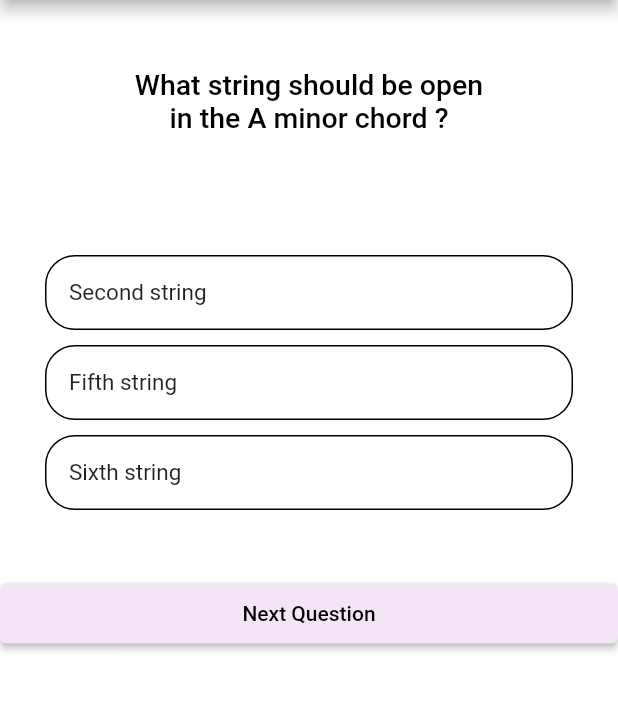
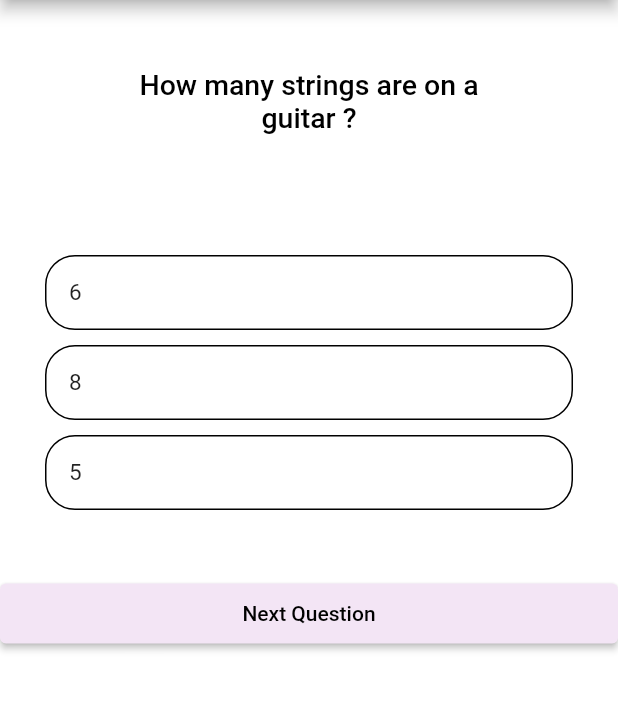
Before and after one commit to Ghoffff/quiz2, a Flutter app: the screen it shows after launch, on a phone screen of 412 x 824 dp, the part 84-794 px from its top. Run offline on Flutter 3.47's test engine with Material 2 defaults, Android fonts, the phone set to English and light mode, and no system bars.

Commit message:
Update home.dart

```diff
--- a/lib/home.dart
+++ b/lib/home.dart
@@ -90,7 +90,6 @@ class _HomeState extends State<Home> {
                 if (_scoreTracker.length > 0) ..._scoreTracker
               ],
             ),
-
             (_questions[_questionIndex]['question']=='What chord is this ?')?
             Container(
               width: double.infinity,
@@ -114,41 +113,12 @@ class _HomeState extends State<Home> {
                 ),
                   SizedBox(height: 10,),
 
-                      SizedBox(height:200,width: 200,child: Image.asset("assets/images/Question2.png"),)
+                  SizedBox(height:200,width: 200,child: Image.asset("assets/images/EM.png"),)
                 ],
               )
 
                   ),
-            ):
-            (_questions[_questionIndex]['question']=='This chord is ?')?
-            Container(
-              width: double.infinity,
-              height: 220.0,
-              margin: EdgeInsets.only(bottom: 10.0, left: 30.0, right: 30.0),
-              padding: EdgeInsets.symmetric(horizontal: 50.0, vertical: 20.0),
-              decoration: BoxDecoration(
-                color: Colors.transparent,
-                borderRadius: BorderRadius.circular(10.0),
-              ),
-              child: Center(
-                  child:Column(
-                    children: [Text(
-                      _questions[_questionIndex]['question'],
-                      textAlign: TextAlign.center,
-                      style: TextStyle(
-                        fontSize: 19.0,
-                        color: Colors.black,
-                        fontWeight: FontWeight.w500,
-                      ),
-                    ),
-                      SizedBox(height: 10,),
-                      SizedBox(height:140,width: 140,child: Image.asset("assets/images/Question5.png"),)
-                    ],
-                  )
-
-              ),
-            ):
-            Container(
+                  ):Container(
                 width: double.infinity,
                 height: 130.0,
                 margin: EdgeInsets.only(bottom: 10.0, left: 30.0, right: 30.0),
@@ -188,7 +158,7 @@ class _HomeState extends State<Home> {
                 () {
                   // if answer was already selected then nothing happens onTap
                   if (answerWasSelected) {
-                    return null;
+                    return;
                   }
                   //answer is being selected
                   _questionAnswered(answer['score']);
@@ -196,6 +166,7 @@ class _HomeState extends State<Home> {
               ),
             ),
             SizedBox(height: 40.0),
+
             ElevatedButton(
               style: ElevatedButton.styleFrom(
                 minimumSize: Size(double.infinity, 40.0),
@@ -227,7 +198,7 @@ class _HomeState extends State<Home> {
 
             if (endOfQuiz)
               Container(
-                height: 80,
+                height: 100,
                 width: double.infinity,
                 color: Colors.transparent,
                 child: Center(
@@ -255,44 +226,46 @@ class _HomeState extends State<Home> {
 
 final List<Map<String, dynamic>> _questions = const [
   {
-    'question': 'What string should be open in the A minor chord ?',
+    'question': 'How many strings are on a guitar ?',
     'answers': [
-      {'answerText': 'Second string', 'score': false},
-      {'answerText': 'Fifth string', 'score': true},
-      {'answerText': 'Sixth string', 'score': false},
+      {'answerText': '6', 'score': true},
+      {'answerText': '8', 'score': false},
+      {'answerText': '5', 'score': false},
+    ],
+  },
+  {
+    'question':
+        'What are the names of the guitar strings in standard tuning ?',
+        'answers': [
+      {'answerText': 'DADGAD', 'score': false},
+      {'answerText': 'EGDABE', 'score': false},
+      {'answerText': 'EADGBE', 'score': true},
+    ],
+  },
+  {
+    'question': 'What is the position of the A string ?',
+    'answers': [
+      {'answerText': '2', 'score': false},
+      {'answerText': '4', 'score': false},
+      {'answerText': '5', 'score': true},
     ],
   },
   {
     'question': 'What chord is this ?',
     'answers': [
-      {'answerText': 'A minor chord', 'score': false},
-      {'answerText': 'A major chord', 'score': true},
-      {'answerText': 'D major chord', 'score': false},
+      {'answerText': 'A major chord', 'score': false},
+      {'answerText': 'E minor chord ', 'score': true},
+      {'answerText': 'E major chord', 'score': false},
     ],
   },
-  {
-    'question': 'What string(s) should be muted in a D major chord ?',
-    'answers': [
-      {'answerText': 'First and third strings', 'score': false},
-      {'answerText': 'Second string ', 'score': false},
-      {'answerText': 'First and second strings', 'score': true},
-    ],
-  },
-  {
-    'question': 'How many beats are there in a 4:4 signature bar ?',
-    'answers': [
-      {'answerText': '4 beats', 'score': true},
-      {'answerText': '2 beats', 'score': false},
-      {'answerText': '5 beats', 'score': false},
-    ],
-  },
+
   {
     'question':
-    'This chord is ?',
+    'What does the X mean above a string?',
     'answers': [
-      {'answerText': 'E major chord ', 'score': false},
-      {'answerText': 'A minor chord', 'score': false},
-      {'answerText': 'D major chord', 'score': true},
+      {'answerText': 'The string should not be played ', 'score': true},
+      {'answerText': 'You play this string open', 'score': false},
+      {'answerText': 'You should press this string', 'score': false},
     ],
   },
 ];
```
Lines whose indentation alone changed are shown as unchanged.
